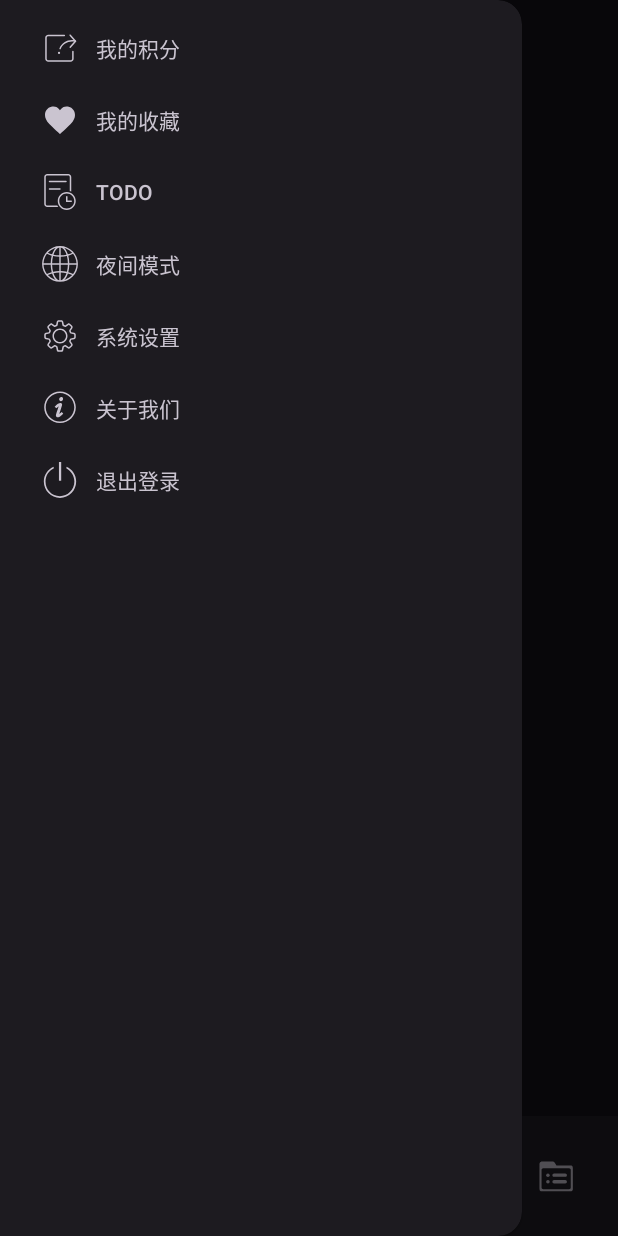
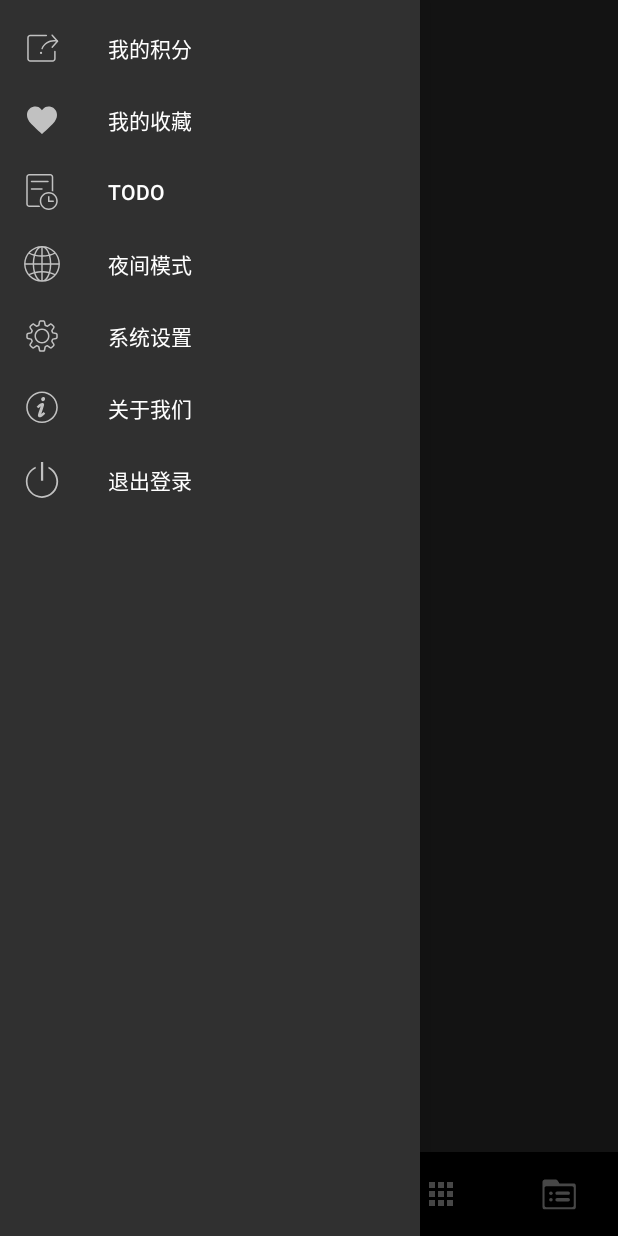
Before and after one commit to xinxxliu-Android/-MVVM, an Android app: the MainActivity screen opened directly, with no data from a screen before it, with the side drawer open, on a phone screen of 412 x 824 dp. Run offline under Robolectric (Android 15) with nearby library versions, the phone set to English and light mode, and no system bars; our stand-ins replace CircleImageView, EventBus; libraries missing offline, so code that uses them is left out: com.blankj.utilcode, com.chad.library, com.scwang.smart, com.sigmob.windad, com.tencent.mmkv and 1 more; network calls fail; pictures from the network do not load; 30 statements that could not run were skipped.

Commit message:
1.去掉启动app时默认logo 2.更改全局theme 3.优化代码

```diff
--- a/app/build.gradle.kts
+++ b/app/build.gradle.kts
@@ -90,4 +90,7 @@ dependencies {
     implementation(libs.eventbus)
 //    适配器
     implementation (libs.baserecyclerviewadapterhelper)
+//    内存泄露检测
+    implementation (libs.leakcanary.android)
+
 }
--- a/app/src/main/AndroidManifest.xml
+++ b/app/src/main/AndroidManifest.xml
@@ -54,7 +54,7 @@
         android:label="@string/app_name"
         android:roundIcon="@mipmap/logo"
         android:supportsRtl="true"
-        android:theme="@style/Base.Theme.MVVMDemo"
+        android:theme="@style/AppTheme"
         tools:targetApi="31">
         <activity
             android:name=".LoginActivity"
@@ -67,6 +67,7 @@
             android:exported="false" />
         <activity
             android:name=".SplashActivity"
+            android:theme="@style/SplashTheme"
             android:exported="true">
             <intent-filter>
                 <action android:name="android.intent.action.MAIN" />
--- a/app/src/main/java/com/example/mvvmdemo/MainActivity.kt
+++ b/app/src/main/java/com/example/mvvmdemo/MainActivity.kt
@@ -5,6 +5,7 @@ import android.os.Bundle
 import android.view.View
 import android.widget.Toast
 import androidx.activity.viewModels
+import androidx.appcompat.app.ActionBarDrawerToggle
 import androidx.appcompat.app.AppCompatDelegate
 import androidx.core.view.GravityCompat
 import androidx.fragment.app.Fragment
@@ -16,7 +17,14 @@ import com.example.mvvmdemo.fragment.SquareFragment
 import com.example.mvvmdemo.utils.UserManager
 import com.example.mvvmdemo.vm.MainViewModel
 
-class MainActivity : BaseActivity<ActivityMainBinding, MainViewModel>() {
+/**
+ * Toolbar标题更新接口
+ */
+interface ToolbarTitleListener {
+    fun updateToolbarTitle(title: String)
+}
+
+class MainActivity : BaseActivity<ActivityMainBinding, MainViewModel>(), ToolbarTitleListener {
     override val viewModel: MainViewModel by viewModels()
 
     private lateinit var homeFragment: HomeFragment
@@ -33,15 +41,36 @@ class MainActivity : BaseActivity<ActivityMainBinding, MainViewModel>() {
     override fun getViewBinding() = ActivityMainBinding.inflate(layoutInflater)
 
     override fun initView() {
-        setSupportActionBar(binding.toolbar)
+        initToolbar()
+        initDrawerLayout()
+        initFragments()
+        setupNavigationListeners()
+    }
+
+    /**
+     * 初始化Toolbar
+     */
+    private fun initToolbar() {
+        setSupportActionBar(binding.appBarLayout.toolbar)
         supportActionBar?.setDisplayHomeAsUpEnabled(true)
-        binding.toolbar.setNavigationIcon(android.R.drawable.ic_menu_sort_by_size)
-        binding.toolbar.setNavigationOnClickListener {
+        binding.appBarLayout.toolbar.setNavigationOnClickListener {
             binding.drawerLayout.openDrawer(GravityCompat.START)
         }
+    }
 
-        initFragments()
-        setupNavigationListeners()
+    /**
+     * 初始化抽屉布局
+     */
+    private fun initDrawerLayout() {
+        val toggle = ActionBarDrawerToggle(
+            this,
+            binding.drawerLayout,
+            binding.appBarLayout.toolbar,
+            R.string.navigation_drawer_open,
+            R.string.navigation_drawer_close
+        )
+        binding.drawerLayout.addDrawerListener(toggle)
+        toggle.syncState()
     }
 
     private fun initFragments() {
@@ -104,6 +133,18 @@ class MainActivity : BaseActivity<ActivityMainBinding, MainViewModel>() {
         }
     }
 
+    /**
+     * 更新Toolbar标题
+     * @param title 要显示的标题
+     */
+    override fun updateToolbarTitle(title: String) {
+        // 使用自定义的TextView显示标题
+        binding.appBarLayout.tvTitle.text = title
+        binding.appBarLayout.tvTitle.visibility = View.VISIBLE
+        // 隐藏Toolbar的默认标题
+        binding.appBarLayout.toolbar.title = ""
+    }
+
     private fun switchFragment(targetFragment: Fragment, targetTag: String) {
         if (currentFragmentTag == targetTag) {
             return
@@ -118,6 +159,23 @@ class MainActivity : BaseActivity<ActivityMainBinding, MainViewModel>() {
         transaction.show(targetFragment)
         transaction.commit()
         currentFragmentTag = targetTag
+
+        // 根据当前fragment更新Toolbar标题
+        updateToolbarTitleByFragment(targetTag)
+    }
+
+    /**
+     * 根据fragment标签更新Toolbar标题
+     * @param fragmentTag fragment的标签
+     */
+    private fun updateToolbarTitleByFragment(fragmentTag: String) {
+        val title = when (fragmentTag) {
+            TAG_HOME_FRAGMENT -> getString(R.string.home)
+            TAG_SQUARE_FRAGMENT -> getString(R.string.square)
+            TAG_COLLECT_FRAGMENT -> getString(R.string.collect)
+            else -> getString(R.string.app_name)
+        }
+        updateToolbarTitle(title)
     }
 
     override fun observeViewModel() {
--- a/app/src/main/java/com/example/mvvmdemo/base/BaseFragment.kt
+++ b/app/src/main/java/com/example/mvvmdemo/base/BaseFragment.kt
@@ -6,12 +6,16 @@ import android.view.View
 import android.view.ViewGroup
 import androidx.fragment.app.Fragment
 import androidx.viewbinding.ViewBinding
+import com.example.mvvmdemo.MainActivity
+import com.example.mvvmdemo.ToolbarTitleListener
 import com.example.mvvmdemo.net.UiState
-import java.lang.reflect.ParameterizedType
 
 abstract class BaseFragment<VB : ViewBinding, VM : BaseViewModel> : Fragment() {
     protected lateinit var binding: VB
     protected abstract val viewModel: VM
+
+    // Toolbar标题更新监听器
+    protected var toolbarTitleListener: ToolbarTitleListener? = null
 
     //    子类实现，返回对应的ViewBinding实例
     abstract fun getViewBinding(inflater: LayoutInflater,
@@ -27,9 +31,20 @@ abstract class BaseFragment<VB : ViewBinding, VM : BaseViewModel> : Fragment() {
 
     override fun onViewCreated(view: View, savedInstanceState: Bundle?) {
         super.onViewCreated(view, savedInstanceState)
+        // 获取ToolbarTitleListener
+        toolbarTitleListener = activity as? ToolbarTitleListener
         initView()
         observeViewModel()
     }
+
+    /**
+     * 更新Toolbar标题
+     * @param title 要显示的标题
+     */
+    protected fun updateToolbarTitle(title: String) {
+        toolbarTitleListener?.updateToolbarTitle(title)
+    }
+
     //    监听通用UI状态，自动分发到对应方法
     private fun observeUiState() {
         viewModel.uiState.observe(this) { state ->
--- a/app/src/main/java/com/example/mvvmdemo/base/BaseViewModel.kt
+++ b/app/src/main/java/com/example/mvvmdemo/base/BaseViewModel.kt
@@ -25,7 +25,7 @@ open class BaseViewModel : ViewModel() {
      * 通用的UI状态LiveData
      * 用于在需要时监听通用UI状态变化
      */
-    protected val _uiState = MutableLiveData<UiState<Any>>()
+    private val _uiState = MutableLiveData<UiState<Any>>()
     val uiState: LiveData<UiState<Any>> = _uiState
 
     /**
--- a/app/src/main/java/com/example/mvvmdemo/fragment/CollectFragment.kt
+++ b/app/src/main/java/com/example/mvvmdemo/fragment/CollectFragment.kt
@@ -9,8 +9,11 @@ import androidx.fragment.app.viewModels
 import androidx.lifecycle.Observer
 import androidx.recyclerview.widget.LinearLayoutManager
 import com.blankj.utilcode.util.ToastUtils
+import com.example.mvvmdemo.R
 import com.example.mvvmdemo.adapter.ArticleAdapter
+import com.example.mvvmdemo.base.BaseFragment
 import com.example.mvvmdemo.databinding.FragmentCollectBinding
+import com.example.mvvmdemo.databinding.FragmentHomeBinding
 import com.example.mvvmdemo.net.UiState
 import com.example.mvvmdemo.utils.UserManager
 import com.example.mvvmdemo.vm.CollectViewModel
@@ -32,24 +35,15 @@ import com.example.mvvmdemo.event.CollectEvent
  * 1. 在MainActivity中添加到ViewPager
  * 2. 需要登录才能访问
  */
-class CollectFragment : Fragment() {
+class CollectFragment : BaseFragment<FragmentCollectBinding,CollectViewModel>() {
+    override val viewModel: CollectViewModel by viewModels()
+    override fun getViewBinding(inflater: LayoutInflater, container: ViewGroup?) =
+        FragmentCollectBinding.inflate(inflater, container, false)
 
-    private var _binding: FragmentCollectBinding? = null
-    private val binding get() = _binding!!
 
-    private val viewModel: CollectViewModel by viewModels()
     private lateinit var articleAdapter: ArticleAdapter
 
     private var page = 0
-
-    override fun onCreateView(
-        inflater: LayoutInflater,
-        container: ViewGroup?,
-        savedInstanceState: Bundle?
-    ): View {
-        _binding = FragmentCollectBinding.inflate(inflater, container, false)
-        return binding.root
-    }
 
     override fun onViewCreated(view: View, savedInstanceState: Bundle?) {
         super.onViewCreated(view, savedInstanceState)
@@ -67,7 +61,7 @@ class CollectFragment : Fragment() {
         viewModel.fetchCollectedArticles(0)
     }
 
-    private fun initView() {
+    override fun initView() {
         // 初始化适配器
         articleAdapter = ArticleAdapter()
         binding.recycle.layoutManager = LinearLayoutManager(context)
@@ -109,7 +103,7 @@ class CollectFragment : Fragment() {
         }
     }
 
-    private fun observeViewModel() {
+    override fun observeViewModel() {
         // 观察收藏文章列表数据
         viewModel.articleState.observe(viewLifecycleOwner) { state ->
             when (state) {
@@ -188,6 +182,10 @@ class CollectFragment : Fragment() {
         }
     }
 
+    override fun showEmptyView() {
+        binding.stateLayout.showEmpty()
+    }
+
     override fun onStart() {
         super.onStart()
         EventBus.getDefault().register(this)
@@ -223,9 +221,4 @@ class CollectFragment : Fragment() {
         // 发送收藏状态变化事件
         EventBus.getDefault().post(CollectEvent(article.id, !currentCollectedState))
     }
-
-    override fun onDestroyView() {
-        super.onDestroyView()
-        _binding = null
-    }
 }
--- a/app/src/main/java/com/example/mvvmdemo/fragment/HomeFragment.kt
+++ b/app/src/main/java/com/example/mvvmdemo/fragment/HomeFragment.kt
@@ -11,6 +11,7 @@ import com.blankj.utilcode.util.ToastUtils
 import com.bumptech.glide.Glide
 import com.bumptech.glide.load.resource.bitmap.RoundedCorners
 import com.bumptech.glide.request.RequestOptions
+import com.example.mvvmdemo.R
 import com.example.mvvmdemo.adapter.ArticleAdapter
 import com.example.mvvmdemo.base.BaseFragment
 import com.example.mvvmdemo.data.Article
--- a/app/src/main/java/com/example/mvvmdemo/fragment/SquareFragment.kt
+++ b/app/src/main/java/com/example/mvvmdemo/fragment/SquareFragment.kt
@@ -8,6 +8,7 @@ import android.view.ViewGroup
 import androidx.fragment.app.viewModels
 import com.example.mvvmdemo.RewardAdActivity
 import com.example.mvvmdemo.PointsRedemptionActivity
+import com.example.mvvmdemo.R
 import com.example.mvvmdemo.base.BaseFragment
 import com.example.mvvmdemo.databinding.FragmentSquareBinding
 import com.example.mvvmdemo.vm.SquareFragmentViewModel
--- a/app/src/main/res/layout/activity_main.xml
+++ b/app/src/main/res/layout/activity_main.xml
@@ -10,18 +10,15 @@
         android:layout_width="match_parent"
         android:layout_height="match_parent">
 
-        <androidx.appcompat.widget.Toolbar
-            android:id="@+id/toolbar"
-            android:layout_marginTop="@dimen/dp_20"
-            app:title="首页"
-            android:layout_width="match_parent"
-            android:layout_height="wrap_content"
-            app:layout_constraintTop_toTopOf="parent"
-            app:layout_constraintLeft_toLeftOf="parent"
-            app:layout_constraintRight_toRightOf="parent"/>
+       <include
+           layout="@layout/layout_toolbar"
+           android:id="@+id/app_bar_layout"
+           app:layout_constraintTop_toTopOf="parent"
+           app:layout_constraintLeft_toLeftOf="parent"
+           app:layout_constraintRight_toRightOf="parent"/>
 
         <FrameLayout
-            app:layout_constraintTop_toBottomOf="@id/toolbar"
+            app:layout_constraintTop_toBottomOf="@id/app_bar_layout"
             android:id="@+id/fragment_container"
             android:layout_width="0dp"
             android:layout_height="0dp"
--- a/app/src/main/res/values/strings.xml
+++ b/app/src/main/res/values/strings.xml
@@ -1,5 +1,5 @@
 <resources>
-    <string name="app_name">MVVM玩Android</string>
+    <string name="app_name">玩Android</string>
     <string name="navigation_drawer_open">Open navigation drawer</string>
     <string name="navigation_drawer_close">Close navigation drawer</string>
     <string name="home">首页</string>
--- a/app/src/main/res/values/themes.xml
+++ b/app/src/main/res/values/themes.xml
@@ -1,14 +1,42 @@
 <resources xmlns:tools="http://schemas.android.com/tools">
     <!-- Base application theme. -->
-    <style name="Base.Theme.MVVMDemo" parent="Theme.MaterialComponents.DayNight.NoActionBar">
-        <!-- Customize your light theme here. -->
-        <!-- <item name="colorPrimary">@color/my_light_primary</item> -->
+    <style name="BaseAppTheme" parent="@style/Theme.AppCompat.DayNight">
+        <item name="colorPrimary">@color/colorPrimary</item>
+        <item name="colorPrimaryDark">@color/colorPrimaryDark</item>
+        <item name="colorAccent">@color/colorAccent</item>
+        <item name="textColorPrimary">@color/textColorPrimary</item>
+        <item name="viewBackground">@color/viewBackground</item>
+        <!--关闭启动窗口-->
+        <item name="android:windowDisablePreview">true</item>
+        <item name="android:listDivider">@drawable/bg_divider</item>
     </style>
+
+    <style name="AppTheme" parent="BaseAppTheme.NoActionBar"></style>
+
+    <style name="SplashTheme" parent="BaseAppTheme.NoActionBar">
+        <item name="android:windowFullscreen">true</item>
+    </style>
+
+    <style name="BaseAppTheme.NoActionBar">
+        <item name="windowActionBar">false</item>
+        <item name="windowNoTitle">true</item>
+    </style>
+
+    <style name="AppTheme.AppBarOverlay" parent="ThemeOverlay.AppCompat.Dark.ActionBar" />
+
+    <style name="AppTheme.PopupOverlay" parent="ThemeOverlay.AppCompat.Light" />
+
+
     <style name="Theme.MyApp" parent="Theme.MaterialComponents.DayNight.DarkActionBar">
         <!-- Customize your theme here. -->
     </style>
-<!--闪屏页主题-->
-    <style name="AppTheme.Splash" parent="Theme.AppCompat.NoActionBar">
 
+    <style name="ToolbarStyle" parent="AppTheme">
+        <item name="android:textColorSecondary">@android:color/white</item>
+        <item name="searchHintIcon">@null</item>
+    </style>
+    <!-- 设置Toolbar标题字体的大小 -->
+    <style name="Toolbar.TitleText" parent="TextAppearance.Widget.AppCompat.Toolbar.Title">
+        <item name="android:textSize">@dimen/sp_18</item>
     </style>
 </resources>
--- a/gradle/libs.versions.toml
+++ b/gradle/libs.versions.toml
@@ -15,6 +15,7 @@ espressoCore = "3.6.1"
 appcompat = "1.7.0"
 kotlinxCoroutinesCore = "1.10.1"
 kotlinxCoroutinesAndroid = "1.10.1"
+leakcanaryAndroid = "2.11"
 legacySupportV4 = "1.0.0"
 lifecycleViewmodelKtx = "2.8.7"
 lifecycleLivedataKtx = "2.8.7"
@@ -57,6 +58,7 @@ androidx-espresso-core = { group = "androidx.test.espresso", name = "espresso-co
 androidx-appcompat = { group = "androidx.appcompat", name = "appcompat", version.ref = "appcompat" }
 kotlinx-coroutines-android = { module = "org.jetbrains.kotlinx:kotlinx-coroutines-android", version.ref = "kotlinxCoroutinesAndroid" }
 kotlinx-coroutines-core = { module = "org.jetbrains.kotlinx:kotlinx-coroutines-core", version.ref = "kotlinxCoroutinesCore" }
+leakcanary-android = { module = "com.squareup.leakcanary:leakcanary-android", version.ref = "leakcanaryAndroid" }
 logging-interceptor = { module = "com.squareup.okhttp3:logging-interceptor", version.ref = "loggingInterceptor" }
 material = { group = "com.google.android.material", name = "material", version.ref = "material" }
 androidx-activity = { group = "androidx.activity", name = "activity", version.ref = "activity" }
```
Also changed, not shown: app/src/main/java/com/example/mvvmdemo/MyApp.kt (+6 -3 lines), app/src/main/java/com/example/mvvmdemo/data/Banner.kt (+12 -0 lines), app/src/main/res/layout/fragment_square.xml (+1 -13 lines), app/src/main/res/values/attrs.xml (added, +44 -0 lines), 1 other file.
